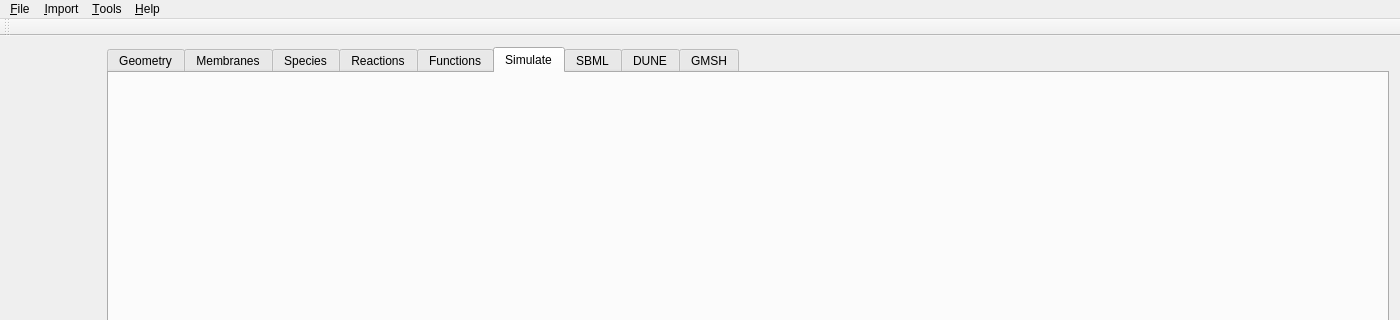
Old version of the form src/gui/mainwindow.ui in the repository spatial-model-editor/spatial-model-editor; both pictures show x 0 to 1400 and y 0 to 320 of the 1400 by 700 pixel window.
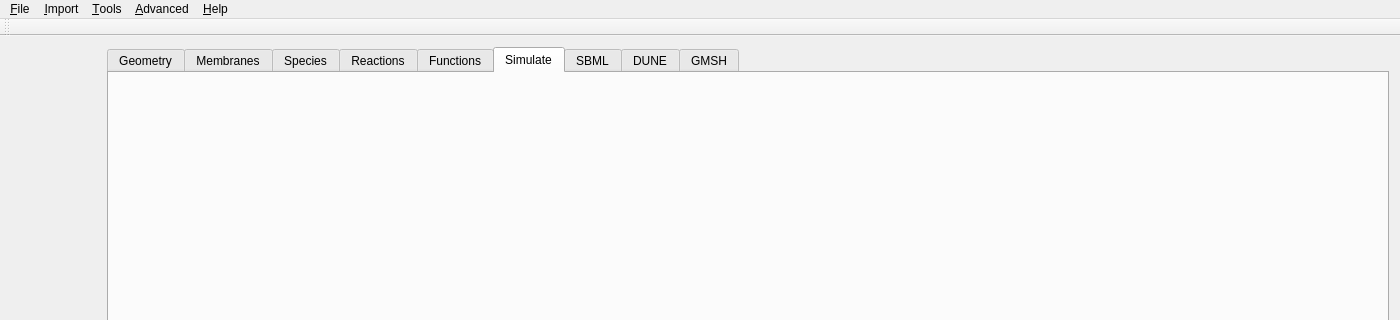
New version of the form. Custom widgets are drawn as their Qt base class.

Commit message: Add advanced options dialog for integrator parameters:   - integration order   - max relative local error   - max relative absolute error   - max timestep also   - minor refactor of PixelSim

What changed in the file:
```diff
--- a/src/gui/mainwindow.ui
+++ b/src/gui/mainwindow.ui
@@ -335,7 +335,7 @@
      <x>0</x>
      <y>0</y>
      <width>1400</width>
-     <height>29</height>
+     <height>22</height>
     </rect>
    </property>
    <widget class="QMenu" name="menuFile">
@@ -406,9 +406,16 @@
     <addaction name="actionSet_image_size"/>
     <addaction name="menuSimulation_type"/>
    </widget>
+   <widget class="QMenu" name="menu_Advanced">
+    <property name="title">
+     <string>&amp;Advanced</string>
+    </property>
+    <addaction name="actionIntegrator_options"/>
+   </widget>
    <addaction name="menuFile"/>
    <addaction name="menuImport"/>
    <addaction name="menu_Tools"/>
+   <addaction name="menu_Advanced"/>
    <addaction name="menu_Help"/>
   </widget>
   <widget class="QStatusBar" name="statusBar"/>
```
Left out of the diff: 5 changed lines with no effect on the pictures. The commit also changes 24 other files.
